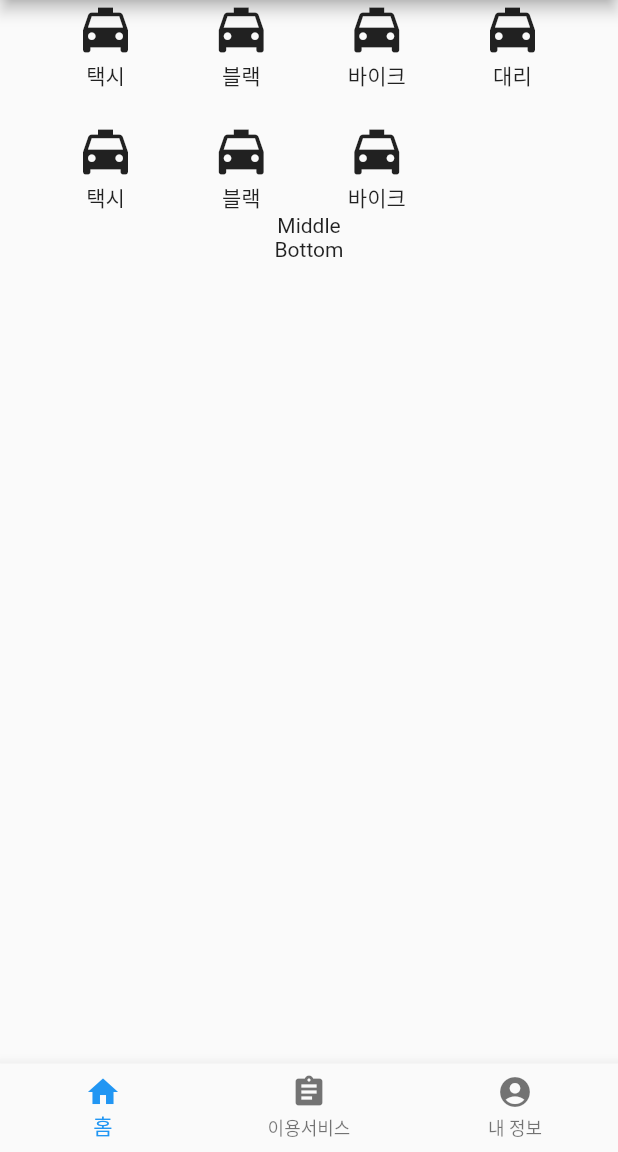
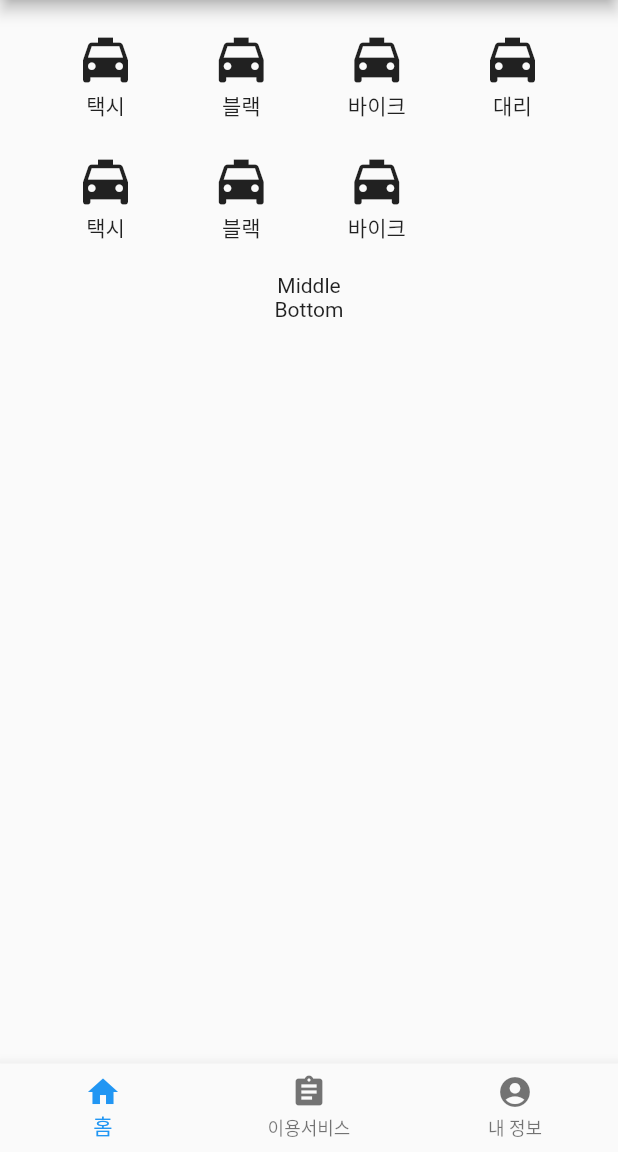
Before and after one commit to isGeekCode/dashboard_etude, a Flutter app: the screen it shows after launch, on a phone screen of 412 x 824 dp, the part 84-1236 px from its top. Run offline on Flutter 3.47's test engine with Material 2 defaults, Android fonts, the phone set to English and light mode, and no system bars.

Commit message:
Upper side menu padding

```diff
--- a/board_study/lib/main.dart
+++ b/board_study/lib/main.dart
@@ -104,7 +104,9 @@ class page1 extends StatelessWidget {
 
 //상단
   Widget _buildTop() {
-    return Column(
+    return Padding(
+      padding: const EdgeInsets.only(top: 20, bottom: 20),
+      child: Column(
         children: <Widget>[
           Row(
             mainAxisAlignment: MainAxisAlignment.spaceEvenly,
@@ -155,7 +157,11 @@ class page1 extends StatelessWidget {
           Row(
             mainAxisAlignment: MainAxisAlignment.spaceEvenly,
             children: <Widget>[
-            Column(
+              GestureDetector(
+                onTap: () {
+                  print('클릭');
+                },
+                child: Column(
                   children: <Widget>[
                     Icon(
                       Icons.local_taxi,
@@ -164,7 +170,12 @@ class page1 extends StatelessWidget {
                     Text('택시'),
                   ],
                 ),
-            Column(
+              ),
+              InkWell(
+                onTap: () {
+                  print('클릭');
+                },
+                child: Column(
                   children: <Widget>[
                     Icon(
                       Icons.local_taxi,
@@ -172,6 +183,7 @@ class page1 extends StatelessWidget {
                     ),
                     Text('블랙'),
                   ],
+                ),
               ),
               Column(
                 children: <Widget>[
@@ -197,6 +209,7 @@ class page1 extends StatelessWidget {
             ],
           ),
         ],
+      ),
     );
   }
 
```
Lines whose indentation alone changed are shown as unchanged.
